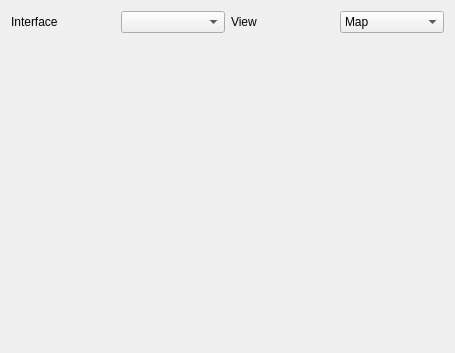
Old version of the form libs/ui/scanwidget.ui in the repository netrunner-debian-kde-extras/networkmanagement.
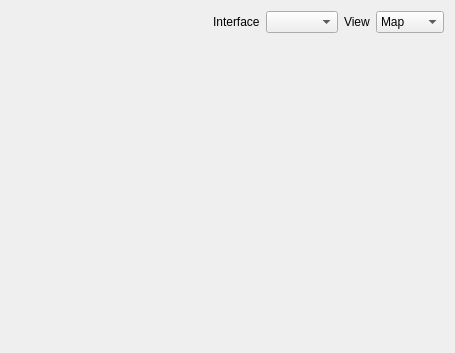
New version of the form. Custom widgets are drawn as their Qt base class.

```diff
--- a/libs/ui/scanwidget.ui
+++ b/libs/ui/scanwidget.ui
@@ -10,7 +10,7 @@
    </rect>
   </property>
   <property name="sizePolicy" >
-   <sizepolicy vsizetype="Fixed" hsizetype="Fixed" >
+   <sizepolicy vsizetype="MinimumExpanding" hsizetype="MinimumExpanding" >
     <horstretch>0</horstretch>
     <verstretch>0</verstretch>
    </sizepolicy>
@@ -18,6 +18,19 @@
   <layout class="QVBoxLayout" name="verticalLayout_2" >
    <item>
     <layout class="QHBoxLayout" name="horizontalLayout" >
+     <item>
+      <spacer name="horizontalSpacer" >
+       <property name="orientation" >
+        <enum>Qt::Horizontal</enum>
+       </property>
+       <property name="sizeHint" stdset="0" >
+        <size>
+         <width>40</width>
+         <height>20</height>
+        </size>
+       </property>
+      </spacer>
+     </item>
      <item>
       <widget class="QLabel" name="m_interfaceLabel" >
        <property name="text" >
@@ -64,10 +77,13 @@
      <property name="orientation" >
       <enum>Qt::Vertical</enum>
      </property>
+     <property name="sizeType" >
+      <enum>QSizePolicy::Preferred</enum>
+     </property>
      <property name="sizeHint" stdset="0" >
       <size>
        <width>20</width>
-       <height>97</height>
+       <height>50</height>
       </size>
      </property>
     </spacer>
```
